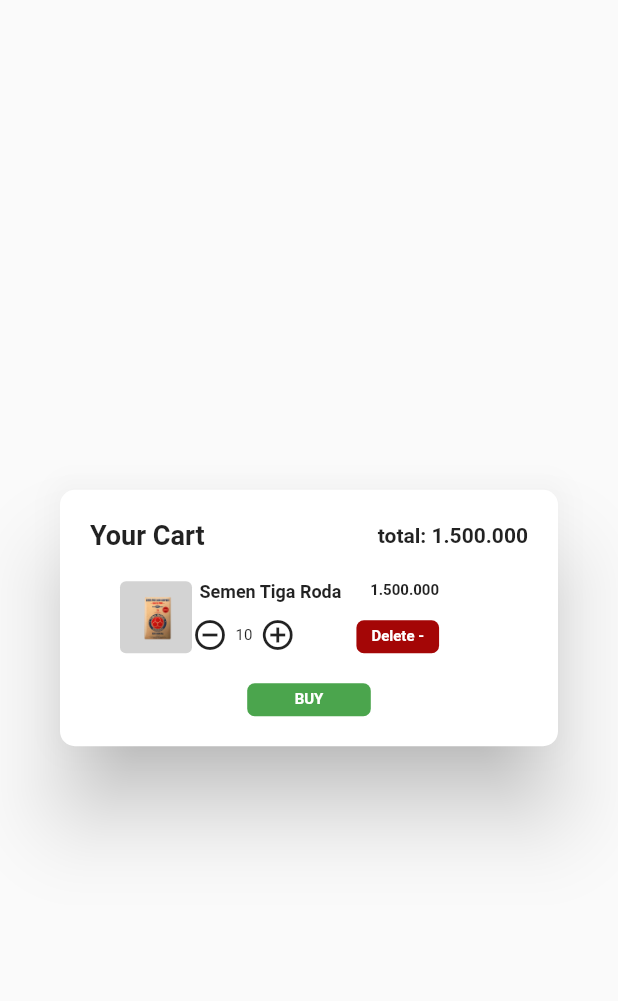
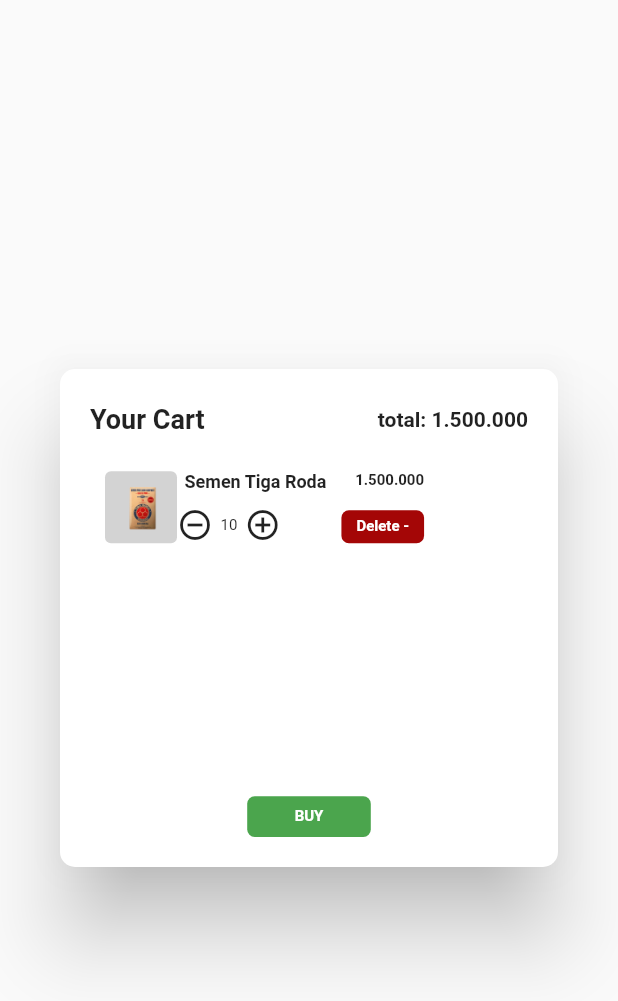
Before and after one commit to bagassj/Mterials, a Flutter app: what cartDialog() shows on an empty page, opened directly, on a phone screen of 412 x 824 dp. Shown: the top 1001 px of the screen. Run offline on Flutter 3.47's test engine with Material 2 defaults, Android fonts, the phone set to English and light mode, and no system bars; our stand-ins replace dropdown_search; Roboto replaces fonts that are missing (Montserrat); project files that could hold a hidden picture were left out.

Commit message:
fix CartDialog

```diff
--- a/lib/dialog/cartDialog.dart
+++ b/lib/dialog/cartDialog.dart
@@ -14,31 +14,49 @@ class _cartDialogState extends State<cartDialog> {
         shape: RoundedRectangleBorder(
           borderRadius: BorderRadius.circular(10.0),
         ),
+        child: AspectRatio(
+          aspectRatio: 1,
           child: Container(
             width: MediaQuery.of(context).size.width,
             padding: EdgeInsets.all(20),
+            decoration: BoxDecoration(
+              // color: mGray,
+              borderRadius: BorderRadius.circular(5),
+            ),
             child: Column(
-          mainAxisAlignment: MainAxisAlignment.spaceBetween,
+              mainAxisAlignment: MainAxisAlignment.start,
               mainAxisSize: MainAxisSize.min,
               children: [
-            Row(
+                Expanded(
+                  flex: 1,
+                  child: Row(
                     mainAxisAlignment: MainAxisAlignment.spaceBetween,
                     children: [
                       Text(
                         'Your Cart',
-                  style: TextStyle(fontWeight: FontWeight.w700, fontSize: 18),
+                        style: TextStyle(
+                            fontWeight: FontWeight.w700, fontSize: 18),
                       ),
                       Text('total: 1.500.000',
-                    style: TextStyle(fontWeight: FontWeight.w700, fontSize: 14))
+                          style: TextStyle(
+                              fontWeight: FontWeight.w700, fontSize: 14))
                     ],
                   ),
+                ),
                 SizedBox(
-              height: 10,
+                  height: 20,
                 ),
+                Expanded(
+                    flex: 8,
+                    child: Column(
+                      children: [
                         Container(
-              margin: EdgeInsets.all(10),
+                          width: MediaQuery.of(context).size.width,
+                          height: 50,
                           decoration: BoxDecoration(
-                  color: Colors.white, borderRadius: BorderRadius.circular(5)),
+                            color: Colors.white,
+                            borderRadius: BorderRadius.circular(5),
+                          ),
                           child: Row(
                             children: [
                               Container(
@@ -46,13 +64,15 @@ class _cartDialogState extends State<cartDialog> {
                                 width: 48,
                                 margin: EdgeInsets.only(left: 10),
                                 decoration: BoxDecoration(
-                        color: mGray, borderRadius: BorderRadius.circular(4)),
+                                    color: mGray,
+                                    borderRadius: BorderRadius.circular(4)),
                                 child: Image.asset('assets/Semen.png'),
                               ),
                               Container(
                                 height: 48,
                                 child: Column(
-                      mainAxisAlignment: MainAxisAlignment.spaceBetween,
+                                  mainAxisAlignment:
+                                      MainAxisAlignment.spaceBetween,
                                   mainAxisSize: MainAxisSize.max,
                                   crossAxisAlignment: CrossAxisAlignment.start,
                                   children: [
@@ -67,14 +87,16 @@ class _cartDialogState extends State<cartDialog> {
                                       ),
                                     ),
                                     Row(
-                          mainAxisAlignment: MainAxisAlignment.center,
+                                      mainAxisAlignment:
+                                          MainAxisAlignment.center,
                                       children: [
                                         Icon(
                                           Icons.remove_circle_outline,
                                           size: 24,
                                         ),
                                         Container(
-                              margin: EdgeInsets.only(left: 5, right: 5),
+                                          margin: EdgeInsets.only(
+                                              left: 5, right: 5),
                                           child: Text(
                                             '10',
                                             textAlign: TextAlign.center,
@@ -99,7 +121,8 @@ class _cartDialogState extends State<cartDialog> {
                                   height: 48,
                                   margin: EdgeInsets.only(left: 10),
                                   child: Column(
-                        mainAxisAlignment: MainAxisAlignment.spaceBetween,
+                                    mainAxisAlignment:
+                                        MainAxisAlignment.spaceBetween,
                                     crossAxisAlignment: CrossAxisAlignment.end,
                                     children: [
                                       Container(
@@ -121,7 +144,8 @@ class _cartDialogState extends State<cartDialog> {
                                         ),
                                         decoration: BoxDecoration(
                                             color: mRed,
-                                borderRadius: BorderRadius.circular(5)),
+                                            borderRadius:
+                                                BorderRadius.circular(5)),
                                         child: Text(
                                           'Delete -',
                                           style: TextStyle(
@@ -138,10 +162,11 @@ class _cartDialogState extends State<cartDialog> {
                             ],
                           ),
                         ),
-            SizedBox(
-              height: 10,
-            ),
-            GestureDetector(
+                      ],
+                    )),
+                Expanded(
+                  flex: 1,
+                  child: GestureDetector(
                     onTap: () {
                       Navigator.push(context,
                           MaterialPageRoute(builder: (context) => progress()));
@@ -168,10 +193,11 @@ class _cartDialogState extends State<cartDialog> {
                         ),
                       ),
                     ),
+                  ),
                 )
               ],
             ),
           ),
-    );
+        ));
   }
 }
```
Lines whose indentation alone changed are shown as unchanged.
